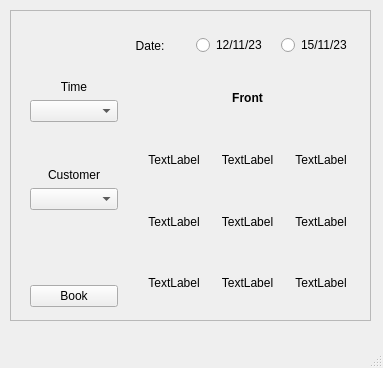
Old version of the form SeatBooking.ui in the repository Dragon-Aurora/TheatreBookingSystem.
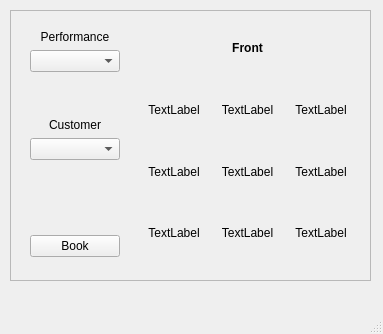
New version of the form. Custom widgets are drawn as their Qt base class.

Commit message: The Time combo box and date section, in the Seat Booking UI, were replaced by a combo box labeled Performance. This is because the format of a time value in the SQL server is done as DATETIME - 'YYYY-MM-DD HH-MI-SS', so it would be a waste of space on the UI.

```diff
--- a/SeatBooking.ui
+++ b/SeatBooking.ui
@@ -7,7 +7,7 @@
     <x>0</x>
     <y>0</y>
     <width>383</width>
-    <height>368</height>
+    <height>334</height>
    </rect>
   </property>
   <property name="windowTitle">
@@ -20,7 +20,7 @@
       <x>10</x>
       <y>10</y>
       <width>361</width>
-      <height>311</height>
+      <height>271</height>
      </rect>
     </property>
     <property name="frameShape">
@@ -29,47 +29,11 @@
     <property name="frameShadow">
      <enum>QFrame::Raised</enum>
     </property>
-    <widget class="QWidget" name="horizontalLayoutWidget">
-     <property name="geometry">
-      <rect>
-       <x>100</x>
-       <y>20</y>
-       <width>251</width>
-       <height>31</height>
-      </rect>
-     </property>
-     <layout class="QHBoxLayout" name="DateLayout">
-      <item>
-       <widget class="QLabel" name="label_10">
-        <property name="text">
-         <string>Date:</string>
-        </property>
-        <property name="alignment">
-         <set>Qt::AlignCenter</set>
-        </property>
-       </widget>
-      </item>
-      <item>
-       <widget class="QRadioButton" name="Date1_radioButton">
-        <property name="text">
-         <string>12/11/23</string>
-        </property>
-       </widget>
-      </item>
-      <item>
-       <widget class="QRadioButton" name="Date2_radioButton">
-        <property name="text">
-         <string>15/11/23</string>
-        </property>
-       </widget>
-      </item>
-     </layout>
-    </widget>
     <widget class="QWidget" name="gridLayoutWidget">
      <property name="geometry">
       <rect>
        <x>130</x>
-       <y>60</y>
+       <y>10</y>
        <width>215</width>
        <height>241</height>
       </rect>
@@ -193,8 +157,8 @@
      <property name="geometry">
       <rect>
        <x>20</x>
-       <y>70</y>
-       <width>88</width>
+       <y>20</y>
+       <width>90</width>
        <height>227</height>
       </rect>
      </property>
@@ -202,7 +166,7 @@
       <item>
        <widget class="QLabel" name="label_12">
         <property name="text">
-         <string>Time</string>
+         <string>Performance</string>
         </property>
         <property name="alignment">
          <set>Qt::AlignCenter</set>
```
